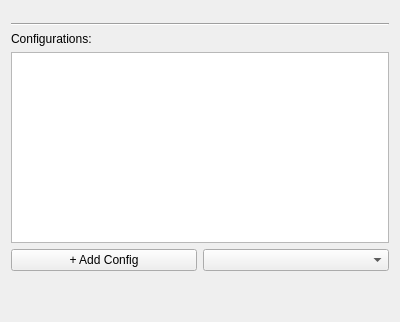
This is atef/ui/configuration_group_page.ui in pcdshub/atef as Qt 5 draws it before an edit. The edited form follows.
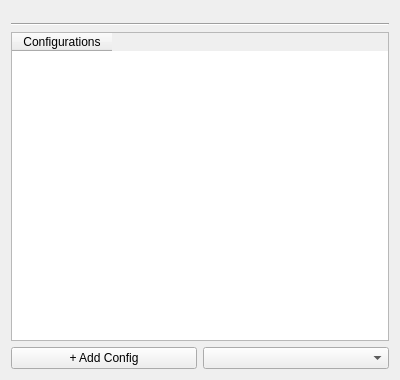
This is the edited form.

Commit message: ENH: make the group table work

What changed in the file:
```diff
--- a/atef/ui/configuration_group_page.ui
+++ b/atef/ui/configuration_group_page.ui
@@ -7,7 +7,7 @@
     <x>0</x>
     <y>0</y>
     <width>400</width>
-    <height>322</height>
+    <height>380</height>
    </rect>
   </property>
   <property name="windowTitle">
@@ -28,20 +28,39 @@
     </widget>
    </item>
    <item>
-    <widget class="QLabel" name="label">
-     <property name="text">
-      <string>Configurations:</string>
-     </property>
-    </widget>
-   </item>
-   <item>
-    <widget class="QTableWidget" name="config_Table">
+    <widget class="QTableWidget" name="config_table">
      <property name="sizePolicy">
-      <sizepolicy hsizetype="Preferred" vsizetype="Preferred">
+      <sizepolicy hsizetype="Preferred" vsizetype="Expanding">
        <horstretch>0</horstretch>
        <verstretch>0</verstretch>
       </sizepolicy>
      </property>
+     <property name="editTriggers">
+      <set>QAbstractItemView::NoEditTriggers</set>
+     </property>
+     <property name="dragEnabled">
+      <bool>true</bool>
+     </property>
+     <property name="dragDropOverwriteMode">
+      <bool>false</bool>
+     </property>
+     <property name="dragDropMode">
+      <enum>QAbstractItemView::InternalMove</enum>
+     </property>
+     <property name="defaultDropAction">
+      <enum>Qt::MoveAction</enum>
+     </property>
+     <property name="selectionMode">
+      <enum>QAbstractItemView::SingleSelection</enum>
+     </property>
+     <property name="selectionBehavior">
+      <enum>QAbstractItemView::SelectRows</enum>
+     </property>
+     <column>
+      <property name="text">
+       <string>Configurations</string>
+      </property>
+     </column>
     </widget>
    </item>
    <item>
@@ -58,19 +77,6 @@
      </item>
     </layout>
    </item>
-   <item>
-    <spacer name="verticalSpacer">
-     <property name="orientation">
-      <enum>Qt::Vertical</enum>
-     </property>
-     <property name="sizeHint" stdset="0">
-      <size>
-       <width>20</width>
-       <height>40</height>
-      </size>
-     </property>
-    </spacer>
-   </item>
   </layout>
  </widget>
  <resources/>
```
Left out of the diff: 9 changed lines with no effect on the pictures. The commit also changes 5 other files.
